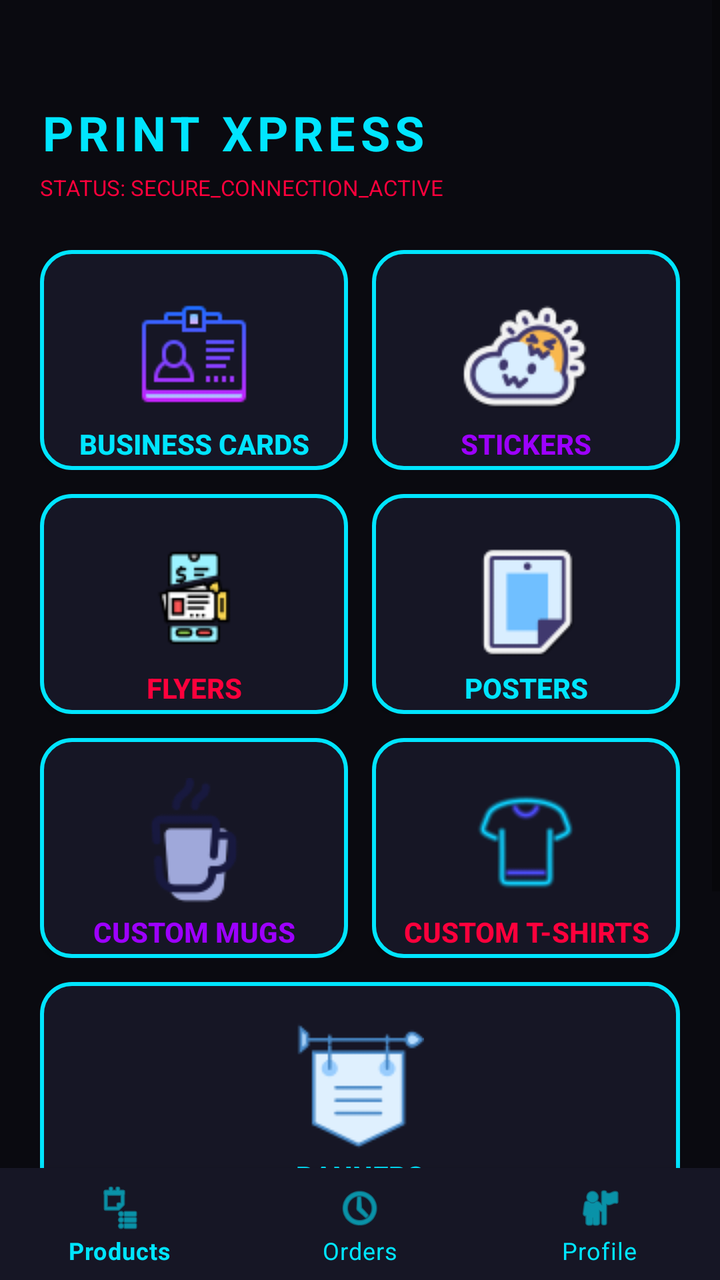
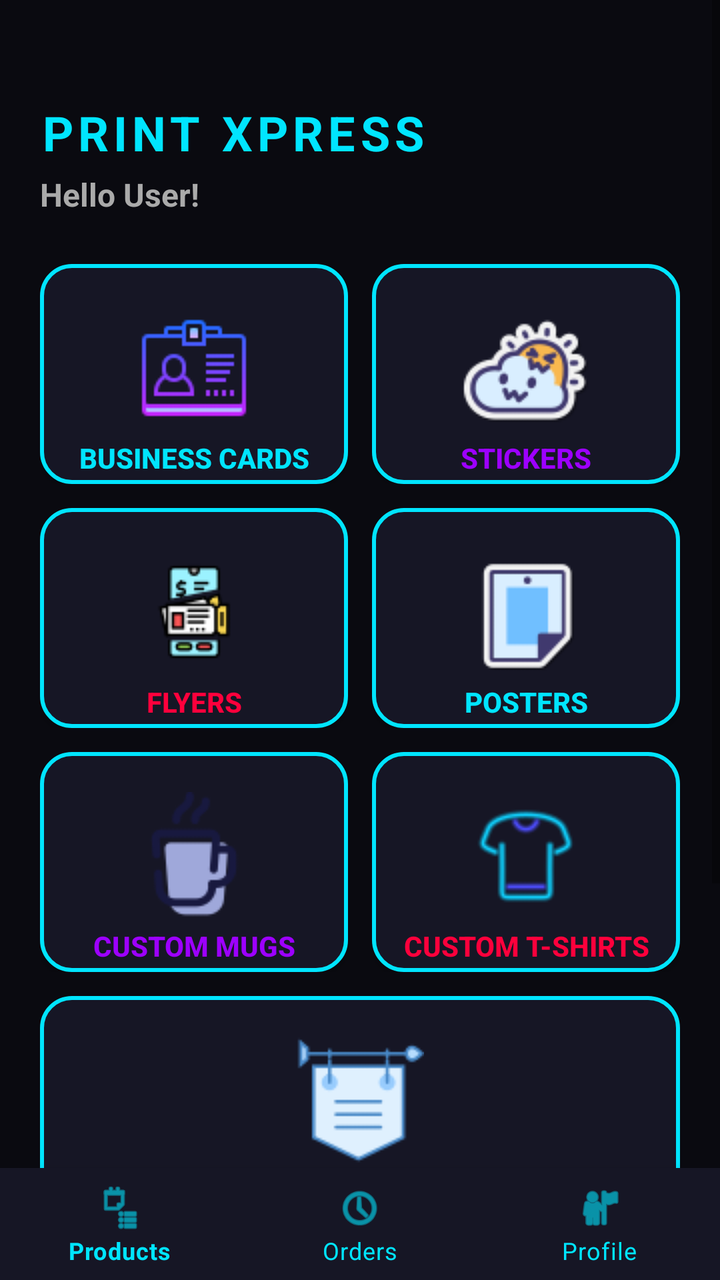

The first picture is an Android layout as it rendered before a commit; the second is the same layout after the commit. The layout source and the unified diff follow.
<!-- AndroidManifest.xml: application theme Theme.PrintXpress -->
<!-- res/layout/activity_dashboard.xml -->
<?xml version="1.0" encoding="utf-8"?>
<RelativeLayout xmlns:android="http://schemas.android.com/apk/res/android"
    xmlns:app="http://schemas.android.com/apk/res-auto"
    android:layout_width="match_parent"
    android:layout_height="match_parent"
    android:background="#0A0A10">

    <ScrollView
        android:layout_width="match_parent"
        android:layout_height="match_parent"
        android:layout_above="@+id/bottomNavigationView">

        <LinearLayout
            android:layout_width="match_parent"
            android:layout_height="wrap_content"
            android:orientation="vertical"
            android:paddingStart="20dp"
            android:paddingEnd="20dp"
            android:paddingBottom="20dp"
            android:paddingTop="50dp">

            <TextView
                android:layout_width="wrap_content"
                android:layout_height="wrap_content"
                android:layout_marginBottom="4dp"
                android:letterSpacing="0.1"
                android:text="PRINT XPRESS"
                android:textColor="#00E5FF"
                android:textSize="24sp"
                android:textStyle="bold" />

            <TextView
                android:layout_width="wrap_content"
                android:layout_height="wrap_content"
                android:text="STATUS: SECURE_CONNECTION_ACTIVE"
                android:textSize="11sp"
                android:textColor="#FF003C"
                android:layout_marginBottom="24dp"/>

            
            <LinearLayout
                android:layout_width="match_parent"
                android:layout_height="110dp"
                android:orientation="horizontal"
                android:layout_marginBottom="12dp">

                <androidx.appcompat.widget.AppCompatButton
                    android:id="@+id/btnBusinessCards"
                    android:layout_width="0dp"
                    android:layout_height="match_parent"
                    android:layout_weight="1"
                    android:layout_marginEnd="6dp"
                    android:text="Business Cards"
                    android:textColor="#00E5FF"
                    android:background="@drawable/cyber_card_bg"
                    android:drawableTop="@drawable/icon_cards"
                    android:paddingTop="20dp"
                    android:textStyle="bold"/>

                <androidx.appcompat.widget.AppCompatButton
                    android:id="@+id/btnStickers"
                    android:layout_width="0dp"
                    android:layout_height="match_parent"
                    android:layout_weight="1"
                    android:layout_marginStart="6dp"
                    android:text="Stickers"
                    android:textColor="#9D00FF"
                    android:background="@drawable/cyber_card_bg"
                    android:drawableTop="@drawable/icon_stickers"
                    android:paddingTop="20dp"
                    android:textStyle="bold"/>
            </LinearLayout>

            
            <LinearLayout
                android:layout_width="match_parent"
                android:layout_height="110dp"
                android:orientation="horizontal"
                android:layout_marginBottom="12dp">

                <androidx.appcompat.widget.AppCompatButton
                    android:id="@+id/btnFlyers"
                    android:layout_width="0dp"
                    android:layout_height="match_parent"
                    android:layout_weight="1"
                    android:layout_marginEnd="6dp"
                    android:text="Flyers"
                    android:textColor="#FF003C"
                    android:background="@drawable/cyber_card_bg"
                    android:drawableTop="@drawable/icon_flyers"
                    android:paddingTop="20dp"
                    android:textStyle="bold"/>

                <androidx.appcompat.widget.AppCompatButton
                    android:id="@+id/btnPosters"
                    android:layout_width="0dp"
                    android:layout_height="match_parent"
                    android:layout_weight="1"
                    android:layout_marginStart="6dp"
                    android:text="Posters"
                    android:textColor="#00E5FF"
                    android:background="@drawable/cyber_card_bg"
                    android:drawableTop="@drawable/icon_posters"
                    android:paddingTop="20dp"
                    android:textStyle="bold"/>
            </LinearLayout>

            
            <LinearLayout
                android:layout_width="match_parent"
                android:layout_height="110dp"
                android:orientation="horizontal"
                android:layout_marginBottom="12dp">

                <androidx.appcompat.widget.AppCompatButton
                    android:id="@+id/btnMugs"
                    android:layout_width="0dp"
                    android:layout_height="match_parent"
                    android:layout_weight="1"
                    android:layout_marginEnd="6dp"
                    android:text="Custom Mugs"
                    android:textColor="#9D00FF"
                    android:background="@drawable/cyber_card_bg"
                    android:drawableTop="@drawable/icon_mugs"
                    android:paddingTop="20dp"
                    android:textStyle="bold"/>

                <androidx.appcompat.widget.AppCompatButton
                    android:id="@+id/btnTshirts"
                    android:layout_width="0dp"
                    android:layout_height="match_parent"
                    android:layout_weight="1"
                    android:layout_marginStart="6dp"
                    android:text="Custom T-Shirts"
                    android:textColor="#FF003C"
                    android:background="@drawable/cyber_card_bg"
                    android:drawableTop="@drawable/icon_tshirts"
                    android:paddingTop="20dp"
                    android:textStyle="bold"/>
            </LinearLayout>

            
            <androidx.appcompat.widget.AppCompatButton
                android:id="@+id/btnBanners"
                android:layout_width="match_parent"
                android:layout_height="110dp"
                android:text="Banners"
                android:textColor="#00E5FF"
                android:background="@drawable/cyber_card_bg"
                android:drawableTop="@drawable/icon_banners"
                android:paddingTop="20dp"
                android:layout_marginBottom="24dp"
                android:textStyle="bold"/>

            
            <androidx.appcompat.widget.AppCompatButton
                android:id="@+id/btnGallery"
                android:layout_width="match_parent"
                android:layout_height="54dp"
                android:text="ACCESS DESIGN GALLERY"
                android:background="@drawable/cyber_card_bg"
                android:textColor="#FFFFFF"
                android:layout_marginBottom="12dp"/>

            <androidx.appcompat.widget.AppCompatButton
                android:id="@+id/btnSupport"
                android:layout_width="match_parent"
                android:layout_height="54dp"
                android:text="SUPPORT PROTOCOLS &amp; FAQ"
                android:background="@drawable/cyber_card_bg"
                android:textColor="#FFFFFF"/>
        </LinearLayout>
    </ScrollView>

    <com.google.android.material.bottomnavigation.BottomNavigationView
        android:id="@+id/bottomNavigationView"
        android:layout_width="match_parent"
        android:layout_height="wrap_content"
        android:layout_alignParentBottom="true"
        android:background="#161625"
        app:itemIconTint="#00E5FF"
        app:itemTextColor="#00E5FF"
        app:menu="@menu/bottom_nav_menu" />

</RelativeLayout>
<!-- resources referenced by this layout -->
<resources>
  <!-- drawable cyber_card_bg (drawable) -->
  <?xml version="1.0" encoding="utf-8"?>
  <shape xmlns:android="http://schemas.android.com/apk/res/android"
      android:shape="rectangle">
      <solid android:color="#161625"/>
      <stroke android:width="2dp" android:color="#00E5FF"/>
      <corners android:radius="15dp"/>
  </shape>
  <!-- drawable icon_banners: png bitmap (drawable, 1567 bytes) -->
  <!-- drawable icon_cards: png bitmap (drawable, 1257 bytes) -->
  <!-- drawable icon_flyers: png bitmap (drawable, 1875 bytes) -->
  <!-- drawable icon_mugs: png bitmap (drawable, 1876 bytes) -->
  <!-- drawable icon_posters: png bitmap (drawable, 1020 bytes) -->
  <!-- drawable icon_stickers: png bitmap (drawable, 3448 bytes) -->
  <!-- drawable icon_tshirts: png bitmap (drawable, 2257 bytes) -->
  <style name="Theme.PrintXpress" parent="Base.Theme.PrintXpress" />
  <style name="Base.Theme.PrintXpress" parent="Theme.MaterialComponents.DayNight.NoActionBar">
          
          <item name="colorPrimary">@color/cyber_cyan</item>
          <item name="colorPrimaryVariant">@color/cyber_purple</item>
          <item name="colorOnPrimary">@color/white</item>
          <item name="colorSecondary">@color/cyber_pink</item>
  
          
          <item name="android:windowBackground">@color/cyber_light_bg</item>
          <item name="colorSurface">@color/cyber_card_light</item>
          <item name="android:textColor">@color/black</item>
      </style>
  <color name="cyber_cyan">#00E5FF</color>
  <color name="cyber_purple">#9D00FF</color>
  <color name="white">#FFFFFFFF</color>
  <color name="cyber_pink">#FF003C</color>
  <color name="cyber_light_bg">#F4F4FA</color>
  <color name="cyber_card_light">#FFFFFF</color>
  <color name="black">#FF000000</color>
</resources>

<!-- the commit's change to res/layout/activity_dashboard.xml (unified diff, before → after) -->
@@ -30,11 +30,13 @@
                 android:textStyle="bold" />
 
             <TextView
+                android:id="@+id/tvGreeting"
                 android:layout_width="wrap_content"
                 android:layout_height="wrap_content"
-                android:text="STATUS: SECURE_CONNECTION_ACTIVE"
-                android:textSize="11sp"
-                android:textColor="#FF003C"
+                android:text="Hello User!"
+                android:textSize="16sp"
+                android:textColor="#AAAAAA"
+                android:textStyle="bold"
                 android:layout_marginBottom="24dp"/>
 
             
